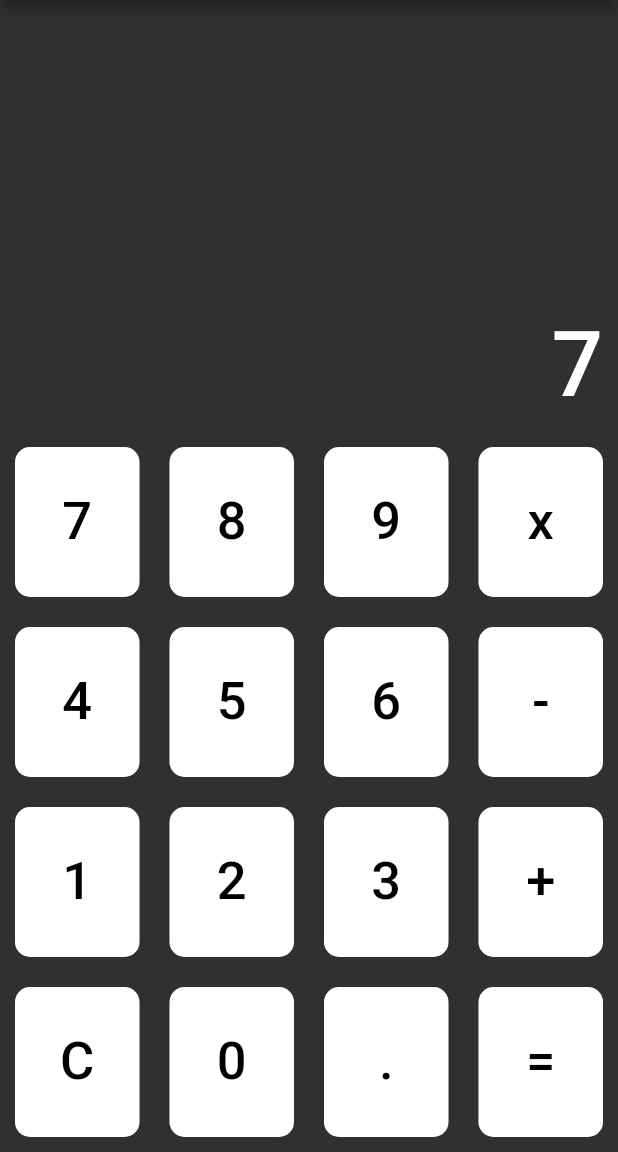
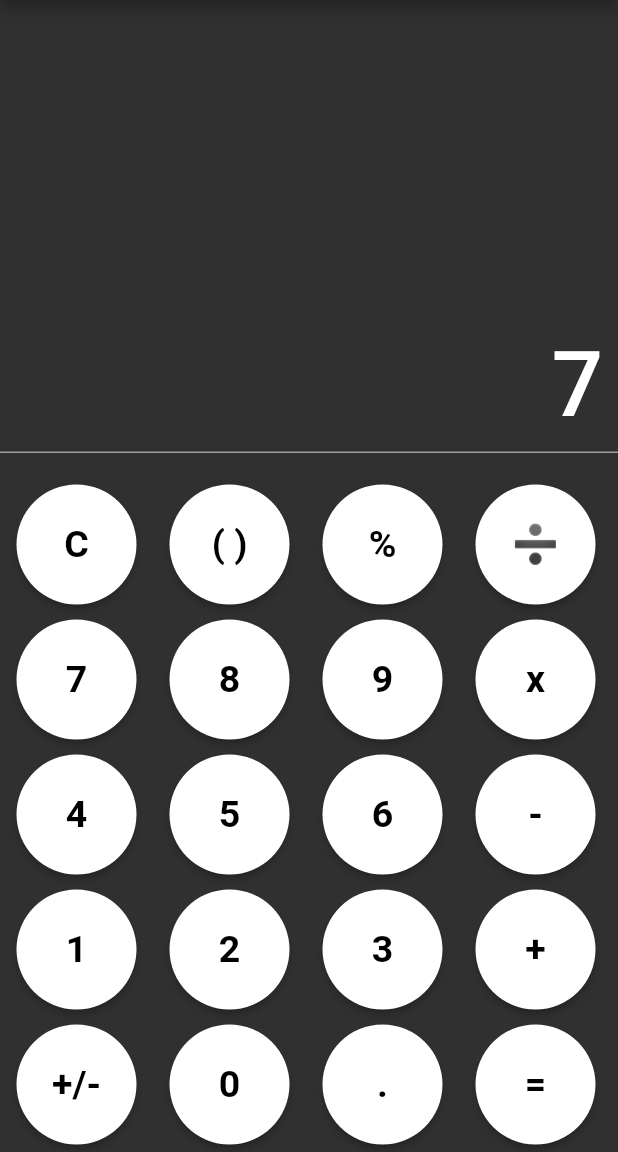
Before and after one commit to NomanShariq/Calculator, a Flutter app: the screen it shows after launch, after a tap on an icon or button, on a phone screen of 412 x 824 dp, the part 84-1236 px from its top. Run offline on Flutter 3.47's test engine with Material 2 defaults, Android fonts, the phone set to English and light mode, and no system bars.

Commit message:
more functions added

```diff
--- a/calculator_app/lib/main.dart
+++ b/calculator_app/lib/main.dart
@@ -1,3 +1,5 @@
+import 'package:calculator_app/screens/calculator_screen.dart';
+import 'package:calculator_app/widgets/theme_provider.dart';
 import 'package:flutter/material.dart';
 import 'package:provider/provider.dart';
 
@@ -5,13 +7,13 @@ void main() {
   runApp(
     ChangeNotifierProvider(
       create: (_) => ThemeProvider(),
-      child: const myApp(),
+      child: const MyApp(),
     ),
   );
 }
 
-class myApp extends StatelessWidget {
-  const myApp({super.key});
+class MyApp extends StatelessWidget {
+  const MyApp({super.key});
 
   @override
   Widget build(BuildContext context) {
@@ -22,17 +24,6 @@ class myApp extends StatelessWidget {
       home: const HomePage(),
       debugShowCheckedModeBanner: false,
     );
-  }
-}
-
-class ThemeProvider extends ChangeNotifier {
-  ThemeData _themeData = ThemeData.dark();
-
-  ThemeData getTheme() => _themeData;
-
-  void setTheme(ThemeData themeData) {
-    _themeData = themeData;
-    notifyListeners();
   }
 }
 
@@ -59,16 +50,16 @@ class _HomePageState extends State<HomePage> {
                 child: const Text("Light Theme"),
               ),
               PopupMenuItem(
+                value: ThemeData.dark(),
                 child: const Text("Dark Theme"),
-                value: ThemeData.dark(),
               ),
             ],
             onSelected: (themeData) {
               themeProvider.setTheme(themeData);
             },
-            child: Padding(
-              padding: const EdgeInsets.all(8.0),
-              child: const Icon(Icons.dark_mode),
+            child: const Padding(
+              padding: EdgeInsets.all(8.0),
+              child: Icon(Icons.dark_mode),
             ),
           ),
         ],
@@ -77,18 +68,29 @@ class _HomePageState extends State<HomePage> {
         child: Column(
           mainAxisAlignment: MainAxisAlignment.end,
           children: <Widget>[
-            Expanded(
-              child: Container(
-                padding: const EdgeInsets.all(10.0),
-                alignment: Alignment.bottomRight,
-                child: Text(
-                  text,
-                  style: const TextStyle(
-                      fontSize: 60.0,
-                      fontWeight: FontWeight.w500,
-                      color: Colors.white),
+            CalculatorScreen(text: text),
+            Container(
+              decoration: const BoxDecoration(
+                color: Colors.transparent,
+                border: Border(
+                  top: BorderSide(
+                    width: 1.0,
+                    color: Colors.grey,
                   ),
                 ),
+              ),
+              child: Column(
+                children: [
+                  Divider(
+                    color: Colors.transparent,
+                  ),
+                  Row(
+                    children: <Widget>[
+                      customOutlineButton("C"),
+                      customOutlineButton("( )"),
+                      customOutlineButton("%"),
+                      customOutlineButton("➗"),
+                    ],
                   ),
                   Row(
                     children: <Widget>[
@@ -116,7 +118,7 @@ class _HomePageState extends State<HomePage> {
                   ),
                   Row(
                     children: <Widget>[
-                customOutlineButton("C"),
+                      customOutlineButton("+/-"),
                       customOutlineButton("0"),
                       customOutlineButton("."),
                       customOutlineButton("="),
@@ -125,31 +127,31 @@ class _HomePageState extends State<HomePage> {
                 ],
               ),
             ),
+          ],
+        ),
+      ),
     );
   }
 
   Widget customOutlineButton(String val) {
-    return Expanded(
-      child: Container(
-        margin: const EdgeInsets.all(10),
-        height: 100,
-        width: 100,
-        child: OutlinedButton(
-          style: ButtonStyle(
-            shape: MaterialStateProperty.all(
-              RoundedRectangleBorder(
-                borderRadius: BorderRadius.circular(10.0),
+    return Container(
+      margin: const EdgeInsets.symmetric(
+        vertical: 5,
       ),
-            ),
-            backgroundColor: MaterialStateProperty.all(Colors.white),
+      height: 80,
+      width: 102,
+      child: ElevatedButton(
+        style: ElevatedButton.styleFrom(
+          shape: const CircleBorder(),
+          backgroundColor: (Colors.white),
         ),
         onPressed: () => btnClicked(val),
         child: Text(
           val,
           style: const TextStyle(
-              fontSize: 35.0,
+            fontSize: 25.0,
+            fontWeight: FontWeight.bold,
             color: Colors.black,
-            ),
           ),
         ),
       ),
@@ -160,6 +162,11 @@ class _HomePageState extends State<HomePage> {
   late String res, text = "";
   late String opp;
   void btnClicked(String btnText) {
+    if (btnText == "CE") {
+      if (text.isNotEmpty) {
+        text = text.substring(0, text.length - 1);
+      }
+    }
     if (btnText == "C") {
       res = "";
       text = "";
@@ -168,7 +175,10 @@ class _HomePageState extends State<HomePage> {
     } else if (btnText == "+" ||
         btnText == "-" ||
         btnText == "x" ||
-        btnText == "/") {
+        btnText == "➗" ||
+        btnText == "%" ||
+        btnText == "." ||
+        btnText == "+/-") {
       first = int.parse(text);
       res = "";
       opp = btnText;
@@ -183,8 +193,21 @@ class _HomePageState extends State<HomePage> {
       if (opp == "x") {
         res = (first * second).toString();
       }
-      if (opp == "/") {
+      if (opp == "➗") {
         res = (first ~/ second).toString();
+      }
+      if (opp == "%") {
+        res = (first % second).toString();
+      }
+    } else if (btnText == ".") {
+      if (!text.contains(".")) {
+        text = text + btnText;
+      }
+    } else if (btnText == "+/-") {
+      if (text.startsWith("-")) {
+        text = text.substring(1);
+      } else {
+        text = "-" + text;
       }
     } else {
       res = int.parse(text + btnText).toString();
```
Also changed, not shown: calculator_app/lib/pages/home_page.dart (added, +75 -0 lines), calculator_app/lib/screens/calculator_screen.dart (+5 -45 lines), calculator_app/lib/widgets/theme_provider.dart (added, +12 -0 lines), 1 other file. Lines whose indentation alone changed are shown as unchanged.
